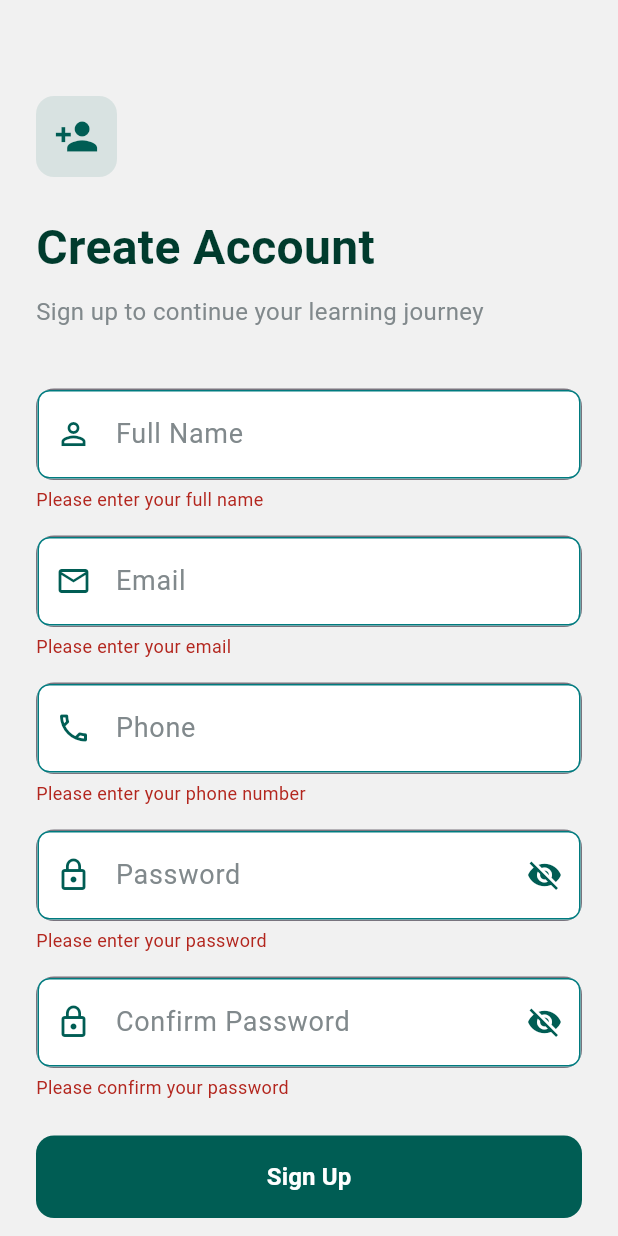
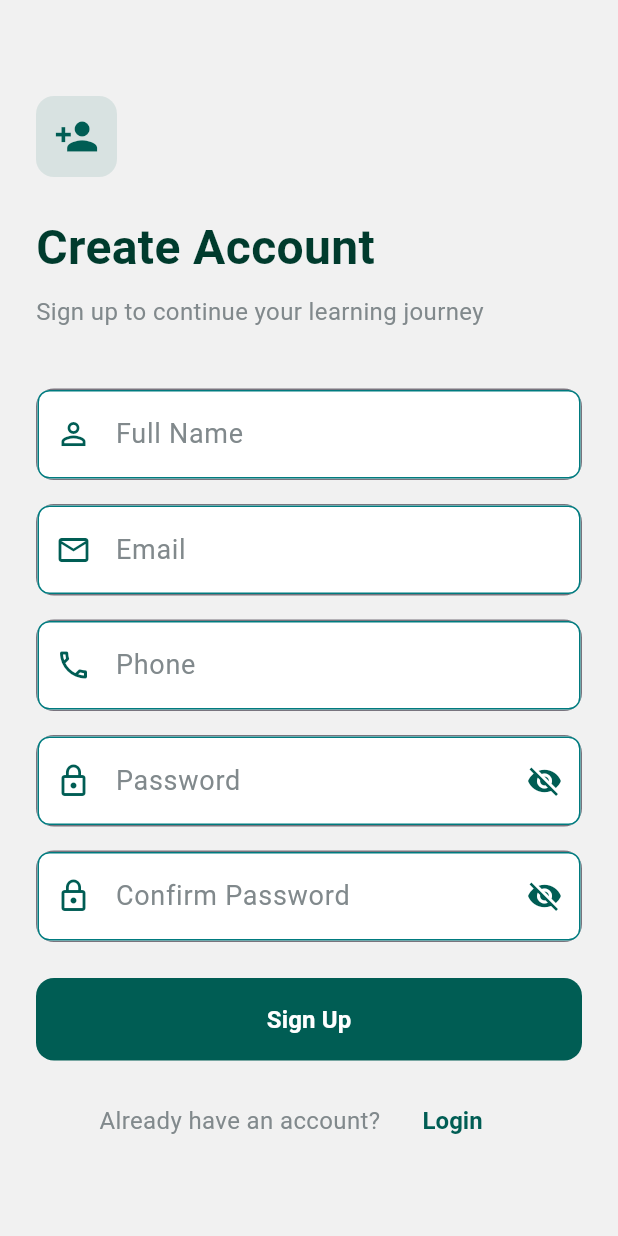
Before and after one commit to itshirdeshk/testify, a Flutter app: the SignupScreen screen opened directly, on a phone screen of 412 x 824 dp. Run offline on Flutter 3.47's test engine with Material 3 defaults, Android fonts, the light colour scheme and no system bars; our stand-ins replace dio, image_picker, open_file, permission_handler, shared_preferences, shimmer; accounts and stored records are empty; Roboto replaces fonts that are missing (Poppins).

Commit message:
fix: update authentication pages

```diff
--- a/lib/providers/test_provider.dart
+++ b/lib/providers/test_provider.dart
@@ -6,7 +6,7 @@
 class TestProvider with ChangeNotifier {
   List<TestSeries> _testSeries = [];
   List<banner_model.Banner> _banners = [];
-  bool _isLoading = false;
+  final bool _isLoading = false;
 
   List<TestSeries> get testSeries => _testSeries;
   List<banner_model.Banner> get banners => _banners;
--- a/lib/views/authentication/signup_screen.dart
+++ b/lib/views/authentication/signup_screen.dart
@@ -16,9 +16,6 @@
   final FocusNode _phoneFocusNode = FocusNode();
   final FocusNode _passwordFocusNode = FocusNode();
   final FocusNode _confirmPasswordFocusNode = FocusNode();
-  bool _isLoading = false;
-  bool _obscurePassword1 = true;
-  bool _obscurePassword2 = true;
   bool _isAnyFieldFocused = false; // Track if any field is focused
 
   @override
@@ -47,6 +44,10 @@
     _confirmPasswordFocusNode.dispose();
     super.dispose();
   }
+
+  bool _isLoading = false;
+  bool _obscurePassword1 = true;
+  bool _obscurePassword2 = true;
 
   void _onFocusChange() {
     setState(() {
@@ -289,29 +290,7 @@
             ),
             validator: validator,
           ),
-        ),
-        // Add space for error text
-        if (validator != null)
-          Padding(
-            padding: const EdgeInsets.only(top: 4.0),
-            child: Builder(
-              builder: (context) {
-                final error = validator(controller.text);
-                if (error != null) {
-                  return Text(
-                    error,
-                    style: TextStyle(
-                      color: Theme.of(context).colorScheme.error,
-                      fontSize: 12,
-                    ),
-                  );
-                }
-                return const SizedBox.shrink();
-              },
-            ),
-          ),
-      ],
-    );
+        )],);
   }
 
   Widget _buildActionButtons(BuildContext context) {
@@ -320,9 +299,7 @@
         SizedBox(
           width: double.infinity,
           child: ElevatedButton(
-            onPressed: _isAnyFieldFocused || _isLoading
-                ? null
-                : _handleSignup, // Disable button if any field is focused or loading
+            onPressed: _isLoading ? null : _handleSignup,
             style: ElevatedButton.styleFrom(
               backgroundColor: Theme.of(context).primaryColor,
               padding: const EdgeInsets.symmetric(vertical: 16),
--- a/lib/views/ranking/ranking_screen.dart
+++ b/lib/views/ranking/ranking_screen.dart
@@ -2,7 +2,7 @@
 
 class RankingScreen extends StatefulWidget {
 
-  RankingScreen({super.key});
+  const RankingScreen({super.key});
 
   @override
   State<RankingScreen> createState() => _RankingScreenState();
```
Also changed, not shown: lib/views/authentication/change_password_screen.dart (+1 -20 lines), lib/views/authentication/forgot_password_screen.dart (+0 -20 lines), lib/views/authentication/login_screen.dart (+8 -30 lines), lib/views/authentication/reset_password_screen.dart (+0 -19 lines), pubspec.lock, 1 other file.
